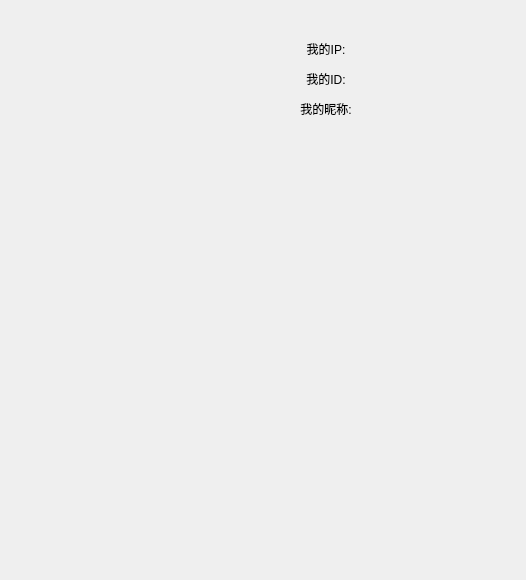
The window that ChatRoom/mainwindowuser.ui (AnsrM/Chat-Project) describes before a commit, drawn with Qt 5.
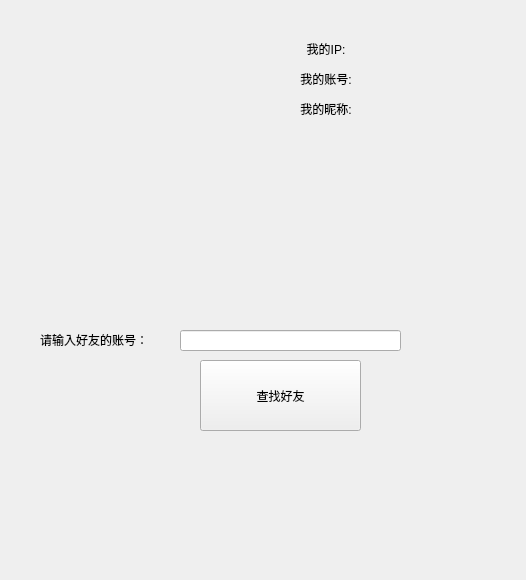
The same window after the commit.

Commit message: 增加了gif图片，同步了用户的ip、账号、昵称

Diff of the .ui file:
```diff
--- a/ChatRoom/mainwindowuser.ui
+++ b/ChatRoom/mainwindowuser.ui
@@ -88,7 +88,59 @@
     </rect>
    </property>
    <property name="text">
-    <string>&lt;html&gt;&lt;head/&gt;&lt;body&gt;&lt;p align=&quot;center&quot;&gt;我的ID:&lt;/p&gt;&lt;/body&gt;&lt;/html&gt;</string>
+    <string>&lt;html&gt;&lt;head/&gt;&lt;body&gt;&lt;p align=&quot;center&quot;&gt;我的账号:&lt;/p&gt;&lt;/body&gt;&lt;/html&gt;</string>
+   </property>
+  </widget>
+  <widget class="QLabel" name="touxiang">
+   <property name="geometry">
+    <rect>
+     <x>40</x>
+     <y>30</y>
+     <width>201</width>
+     <height>81</height>
+    </rect>
+   </property>
+   <property name="styleSheet">
+    <string notr="true"/>
+   </property>
+   <property name="text">
+    <string>&lt;html&gt;&lt;head/&gt;&lt;body&gt;&lt;p&gt;&lt;br/&gt;&lt;/p&gt;&lt;/body&gt;&lt;/html&gt;</string>
+   </property>
+  </widget>
+  <widget class="QPushButton" name="pushButton">
+   <property name="geometry">
+    <rect>
+     <x>200</x>
+     <y>360</y>
+     <width>161</width>
+     <height>71</height>
+    </rect>
+   </property>
+   <property name="text">
+    <string>查找好友</string>
+   </property>
+  </widget>
+  <widget class="QLabel" name="label_4">
+   <property name="geometry">
+    <rect>
+     <x>40</x>
+     <y>320</y>
+     <width>131</width>
+     <height>41</height>
+    </rect>
+   </property>
+   <property name="text">
+    <string>&lt;html&gt;&lt;head/&gt;&lt;body&gt;&lt;p&gt;请输入好友的账号：&lt;/p&gt;&lt;/body&gt;&lt;/html&gt;</string>
+   </property>
+  </widget>
+  <widget class="QLineEdit" name="text_friendaccount">
+   <property name="geometry">
+    <rect>
+     <x>180</x>
+     <y>330</y>
+     <width>221</width>
+     <height>21</height>
+    </rect>
    </property>
   </widget>
  </widget>
```
The commit also changes 13 other files.
